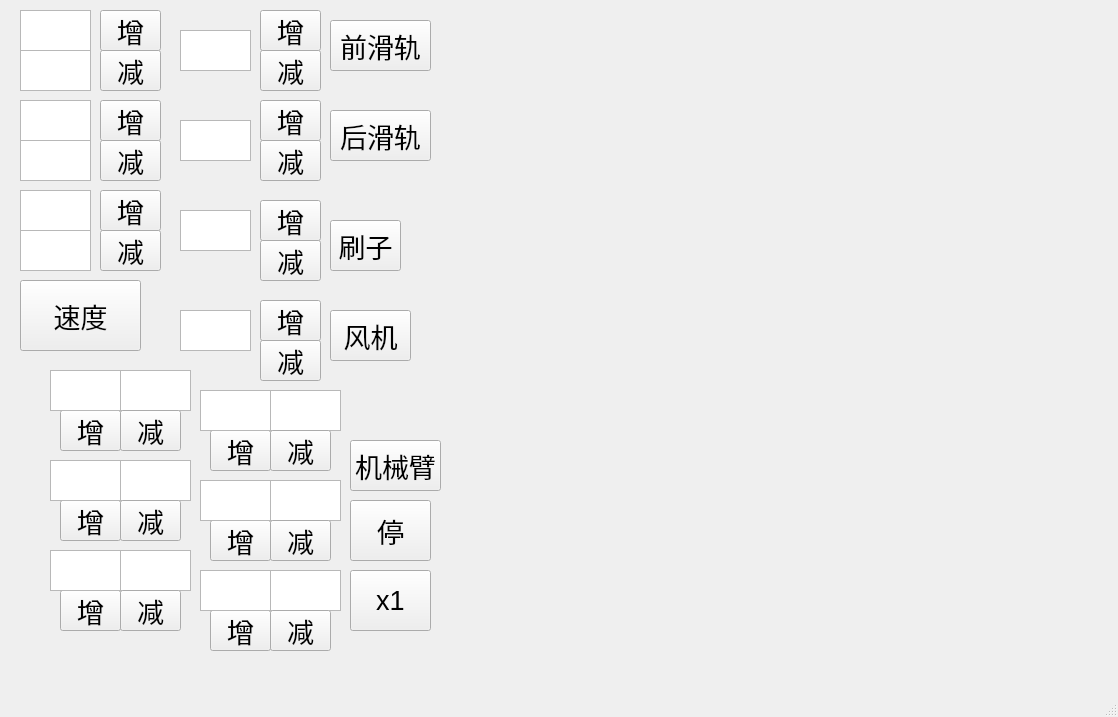
The window that src/ctl_win/untitled.ui (ucwxb/fallen_leaves_robot) describes before a commit, drawn with Qt 5.
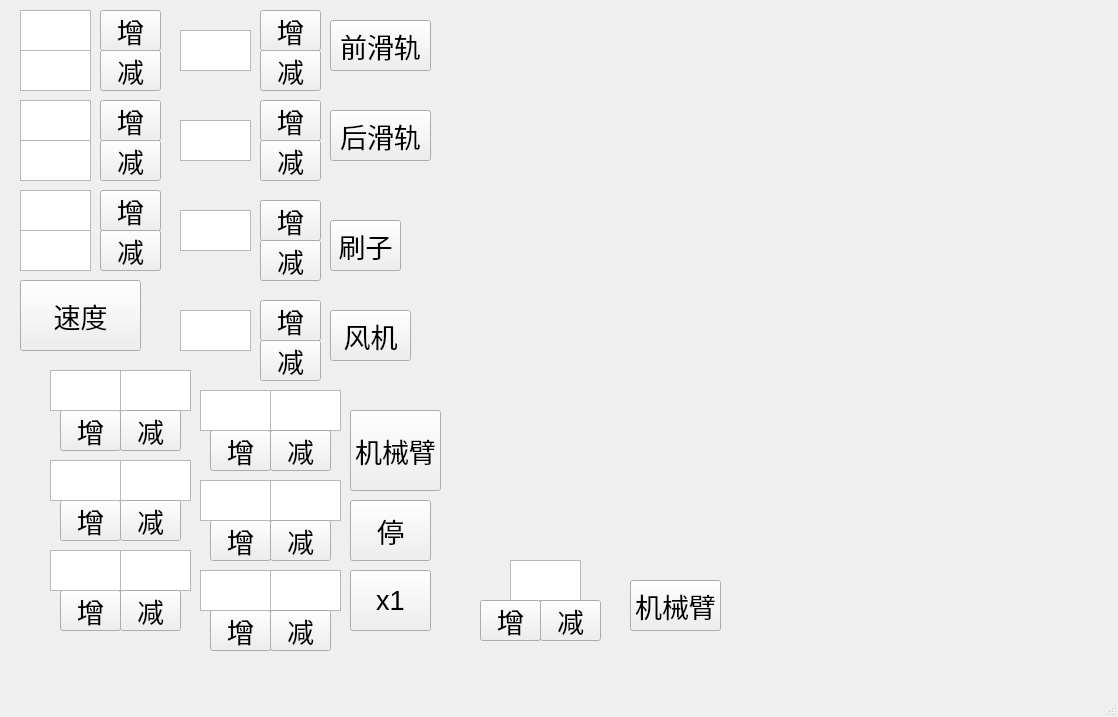
The same window after the commit.

```diff
--- a/src/ctl_win/untitled.ui
+++ b/src/ctl_win/untitled.ui
@@ -804,9 +804,9 @@
     <property name="geometry">
      <rect>
       <x>350</x>
-      <y>440</y>
+      <y>410</y>
       <width>91</width>
-      <height>51</height>
+      <height>81</height>
      </rect>
     </property>
     <property name="font">
@@ -1126,6 +1126,82 @@
      <string>x1</string>
     </property>
    </widget>
+   <widget class="QTextEdit" name="arm_num_text">
+    <property name="geometry">
+     <rect>
+      <x>510</x>
+      <y>560</y>
+      <width>71</width>
+      <height>41</height>
+     </rect>
+    </property>
+    <property name="font">
+     <font>
+      <pointsize>15</pointsize>
+     </font>
+    </property>
+    <property name="html">
+     <string>&lt;!DOCTYPE HTML PUBLIC &quot;-//W3C//DTD HTML 4.0//EN&quot; &quot;http://www.w3.org/TR/REC-html40/strict.dtd&quot;&gt;
+&lt;html&gt;&lt;head&gt;&lt;meta name=&quot;qrichtext&quot; content=&quot;1&quot; /&gt;&lt;style type=&quot;text/css&quot;&gt;
+p, li { white-space: pre-wrap; }
+&lt;/style&gt;&lt;/head&gt;&lt;body style=&quot; font-family:'Ubuntu'; font-size:15pt; font-weight:400; font-style:normal;&quot;&gt;
+&lt;p align=&quot;center&quot; style=&quot;-qt-paragraph-type:empty; margin-top:0px; margin-bottom:0px; margin-left:0px; margin-right:0px; -qt-block-indent:0; text-indent:0px;&quot;&gt;&lt;br /&gt;&lt;/p&gt;&lt;/body&gt;&lt;/html&gt;</string>
+    </property>
+   </widget>
+   <widget class="QPushButton" name="arm_num_add">
+    <property name="geometry">
+     <rect>
+      <x>480</x>
+      <y>600</y>
+      <width>61</width>
+      <height>41</height>
+     </rect>
+    </property>
+    <property name="font">
+     <font>
+      <pointsize>20</pointsize>
+     </font>
+    </property>
+    <property name="text">
+     <string>增</string>
+    </property>
+   </widget>
+   <widget class="QPushButton" name="arm_num_minus">
+    <property name="geometry">
+     <rect>
+      <x>540</x>
+      <y>600</y>
+      <width>61</width>
+      <height>41</height>
+     </rect>
+    </property>
+    <property name="font">
+     <font>
+      <pointsize>20</pointsize>
+     </font>
+    </property>
+    <property name="text">
+     <string>减</string>
+    </property>
+   </widget>
+   <widget class="QPushButton" name="arm_num_but">
+    <property name="geometry">
+     <rect>
+      <x>630</x>
+      <y>580</y>
+      <width>91</width>
+      <height>51</height>
+     </rect>
+    </property>
+    <property name="font">
+     <font>
+      <pointsize>20</pointsize>
+     </font>
+    </property>
+    <property name="text">
+     <string>机械臂</string>
+    </property>
+   </widget>
   </widget>
   <widget class="QStatusBar" name="statusbar"/>
  </widget>
```
